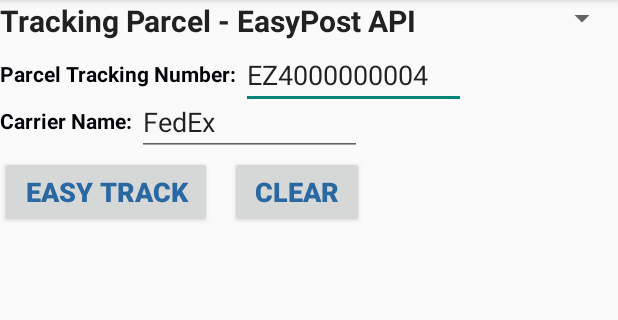
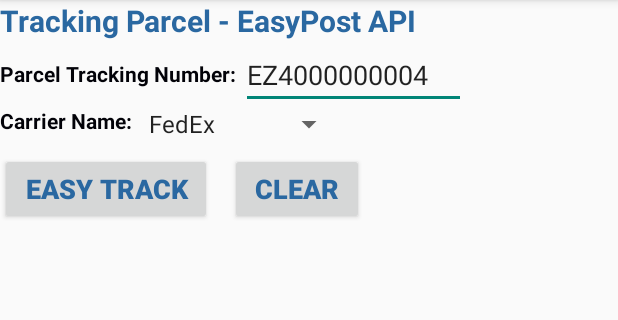
Before and after one commit to Purathani/ensat_tracker, an Android app: the fragment TrackMaterialFragment placed in its activity, after a tap on "EASY TRACK", on a phone screen of 412 x 824 dp, the part 84-404 px from its top. Run offline under Robolectric (Android 15) with nearby library versions, the phone set to English and light mode, and no system bars; 3 statements that could not run were skipped.

Commit message:
Easy Post tracking implementation added

```diff
--- a/app/src/main/java/ensat/unimelb/ensat_mobile_app/TrackMaterialFragment.java
+++ b/app/src/main/java/ensat/unimelb/ensat_mobile_app/TrackMaterialFragment.java
@@ -11,9 +11,11 @@ import android.support.v4.app.Fragment;
 import android.view.LayoutInflater;
 import android.view.View;
 import android.view.ViewGroup;
+import android.widget.ArrayAdapter;
 import android.widget.Button;
 import android.widget.EditText;
 import android.widget.LinearLayout;
+import android.widget.Spinner;
 import android.widget.TextView;
 
 import com.easypost.EasyPost;
@@ -46,13 +48,13 @@ public class TrackMaterialFragment extends Fragment {
     private String mParam2;
 
     private EditText textTrackingNo;
-    private EditText textCarrier;
+  //  private EditText textCarrier;
     private TextView lblMessageText;
     private TextView lblTrackStatusText;
     private TextView lblSigned;
     private TextView lblWeight;
     private LinearLayout trackDetailLayout;
-
+    private Spinner spinnerCarrier;
     private OnFragmentInteractionListener mListener;
 
     /**
@@ -85,6 +87,7 @@ public class TrackMaterialFragment extends Fragment {
         }
 
         super.onCreate(savedInstanceState);
+
         if (getArguments() != null) {
             mParam1 = getArguments().getString(ARG_PARAM1);
             mParam2 = getArguments().getString(ARG_PARAM2);
@@ -98,7 +101,7 @@ public class TrackMaterialFragment extends Fragment {
         View view = inflater.inflate(R.layout.fragment_track_material, container, false);
 
         textTrackingNo = (EditText) view.findViewById(R.id.textTrackingNo);
-        textCarrier = (EditText) view.findViewById(R.id.textCarrier);
+      //  textCarrier = (EditText) view.findViewById(R.id.textCarrier);
 
         lblMessageText = (TextView) view.findViewById(R.id.lblMessageText);
         lblTrackStatusText = (TextView) view.findViewById(R.id.lblTrackStatusText);
@@ -107,8 +110,15 @@ public class TrackMaterialFragment extends Fragment {
 
         trackDetailLayout =  (LinearLayout) view.findViewById(R.id.trackDetailLayout);
 
+        spinnerCarrier = (Spinner)view.findViewById(R.id.spinnerCarrier);
+        // Create an ArrayAdapter using the string array and a default spinner layout
+        ArrayAdapter<CharSequence> adapter = ArrayAdapter.createFromResource(getActivity(), R.array.carrier_array, android.R.layout.simple_spinner_item);
+        // Specify the layout to use when the list of choices appears
+        adapter.setDropDownViewResource(android.R.layout.simple_spinner_dropdown_item);
+        // Apply the adapter to the spinner
+        spinnerCarrier.setAdapter(adapter);
+
         Button button = (Button) view.findViewById(R.id.btnTrack);
-
         button.setOnClickListener(new View.OnClickListener() {
             @Override
             public void onClick(View v) {
@@ -120,7 +130,7 @@ public class TrackMaterialFragment extends Fragment {
 
                     params.put("tracking_code", textTrackingNo.getText());
 
-                    params.put("carrier", textCarrier.getText());
+                    params.put("carrier", spinnerCarrier.getSelectedItem().toString());// textCarrier.getText());
 
                     Tracker tracker = Tracker.create(params);
                     System.out.println("succ");
--- a/app/src/main/res/layout/fragment_track_material.xml
+++ b/app/src/main/res/layout/fragment_track_material.xml
@@ -47,26 +47,25 @@
         android:theme="@style/labelTrack"
         android:layout_below= "@+id/sp2" />
 
-    <EditText
-        android:layout_width="150dp"
-        android:layout_height="wrap_content"
-        android:id="@+id/textCarrier"
-        android:layout_toRightOf="@+id/lblCarrier"
-        android:text="FedEx"
-        android:layout_below="@+id/lblTrackNo"/>
-
     <Spinner
         android:id="@+id/spinnerCarrier"
-        android:layout_width="fill_parent"
+        android:layout_width="wrap_content"
         android:layout_height="wrap_content"
-        android:layout_toRightOf="@+id/textCarrier"/>
+        android:layout_toRightOf="@+id/lblCarrier"
+        android:layout_below="@+id/sp2"/>
+
+    <Space
+        android:id= "@+id/sp7"
+        android:layout_width= "@dimen/space_width"
+        android:layout_height="@dimen/space_width"
+        android:layout_below="@+id/lblCarrier" />
 
     <Button
         android:layout_width="wrap_content"
         android:layout_height="wrap_content"
         android:text="@string/easyTrack"
         android:id="@+id/btnTrack"
-        android:layout_below="@+id/textCarrier"
+        android:layout_below="@+id/sp7"
         android:textStyle="bold"
         android:textColor="@color/app_theme"
         android:textSize="18dp"/>
@@ -82,7 +81,7 @@
         android:layout_height="wrap_content"
         android:text="@string/btnClear"
         android:id="@+id/btnClear"
-        android:layout_below="@+id/textCarrier"
+        android:layout_below="@+id/sp7"
         android:textStyle="bold"
         android:textColor="@color/app_theme"
         android:textSize="18dp"
--- a/app/src/main/res/values/strings.xml
+++ b/app/src/main/res/values/strings.xml
@@ -52,7 +52,7 @@
         <item>DHL</item>
         <item>LSO</item>
         <item>GLS</item>
-        <item>Australia POST</item>
+        <item>AUS POST</item>
         <item>fastway</item>
         <item>PNL</item>
     </string-array>
--- a/app/src/main/res/values/styles.xml
+++ b/app/src/main/res/values/styles.xml
@@ -33,7 +33,7 @@
         <item name="android:textStyle">bold</item>
     </style>
     <style name="headingText">
-        <item name="android:textColor">@color/primary_material_dark</item>
+        <item name="android:textColor">@color/app_theme</item>
         <item name="android:textStyle">bold</item>
         <item name="android:textSize">30px</item>
 
```
